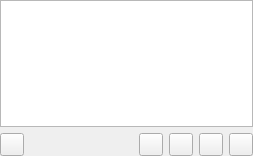
Old version of the form gui/playlistspage.ui in the repository polpo/cantata-mac.
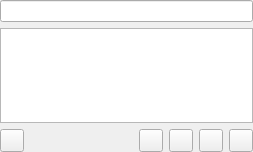
New version of the form. Custom widgets are drawn as their Qt base class.

```diff
--- a/gui/playlistspage.ui
+++ b/gui/playlistspage.ui
@@ -7,7 +7,7 @@
     <x>0</x>
     <y>0</y>
     <width>253</width>
-    <height>156</height>
+    <height>152</height>
    </rect>
   </property>
   <property name="windowTitle">
@@ -18,16 +18,23 @@
     <number>0</number>
    </property>
    <item row="0" column="0" colspan="6">
+    <widget class="LineEdit" name="search">
+     <property name="toolTip">
+      <string/>
+     </property>
+    </widget>
+   </item>
+   <item row="1" column="0" colspan="6">
     <widget class="TreeView" name="view">
      <property name="rootIsDecorated">
       <bool>false</bool>
      </property>
     </widget>
    </item>
-   <item row="1" column="0">
+   <item row="2" column="0">
     <widget class="QToolButton" name="libraryUpdate"/>
    </item>
-   <item row="1" column="1">
+   <item row="2" column="1">
     <spacer name="horizontalSpacer">
      <property name="orientation">
       <enum>Qt::Horizontal</enum>
@@ -40,16 +47,16 @@
      </property>
     </spacer>
    </item>
-   <item row="1" column="2">
+   <item row="2" column="2">
     <widget class="QToolButton" name="delPlaylist"/>
    </item>
-   <item row="1" column="3">
+   <item row="2" column="3">
     <widget class="QToolButton" name="renPlaylist"/>
    </item>
-   <item row="1" column="4">
+   <item row="2" column="4">
     <widget class="QToolButton" name="addToPlaylist"/>
    </item>
-   <item row="1" column="5">
+   <item row="2" column="5">
     <widget class="QToolButton" name="replacePlaylist"/>
    </item>
   </layout>
@@ -60,6 +67,11 @@
    <extends>QTreeView</extends>
    <header>treeview.h</header>
   </customwidget>
+  <customwidget>
+   <class>LineEdit</class>
+   <extends>QLineEdit</extends>
+   <header>lineedit.h</header>
+  </customwidget>
  </customwidgets>
  <resources/>
  <connections/>
```
